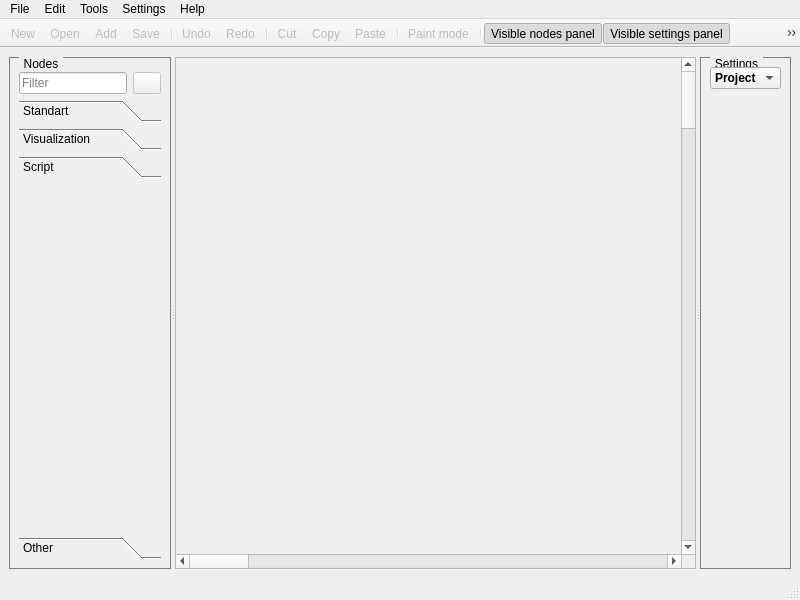
First picture: the form in main_window.ui, repository pimenov-and/ByteMachine, before the edit.
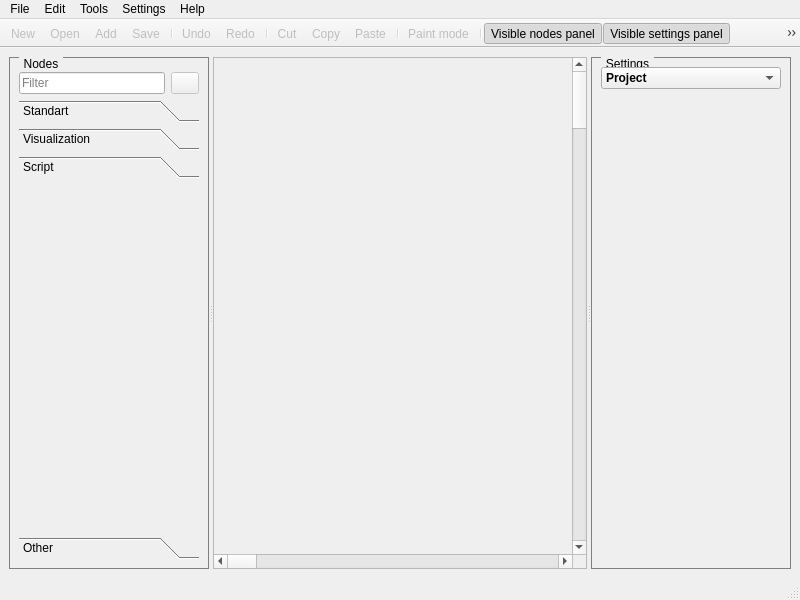
Second picture: the form after the edit. Icons and pictures are not drawn. Custom widgets are drawn as their Qt base class.

Commit message:
Доработка интерфейса пользователя
Добавлен вижджет с настройками проекта на правую панель

Diff of the .ui file:
```diff
--- a/main_window.ui
+++ b/main_window.ui
@@ -43,6 +43,12 @@
        <bool>false</bool>
       </property>
       <widget class="QGroupBox" name="groupBoxNodes_">
+       <property name="minimumSize">
+        <size>
+         <width>200</width>
+         <height>0</height>
+        </size>
+       </property>
        <property name="title">
         <string>Nodes</string>
        </property>
@@ -146,7 +152,7 @@
             <rect>
              <x>0</x>
              <y>0</y>
-             <width>169</width>
+             <width>180</width>
              <height>322</height>
             </rect>
            </property>
@@ -228,6 +234,12 @@
        </widget>
       </widget>
       <widget class="QGroupBox" name="groupBoxSettings_">
+       <property name="minimumSize">
+        <size>
+         <width>200</width>
+         <height>0</height>
+        </size>
+       </property>
        <property name="title">
         <string>Settings</string>
        </property>
@@ -259,7 +271,7 @@
             <rect>
              <x>0</x>
              <y>0</y>
-             <width>69</width>
+             <width>180</width>
              <height>449</height>
             </rect>
            </property>
```
Left out of the diff: 6 changed lines with no effect on the pictures. The commit also changes 5 other files.
